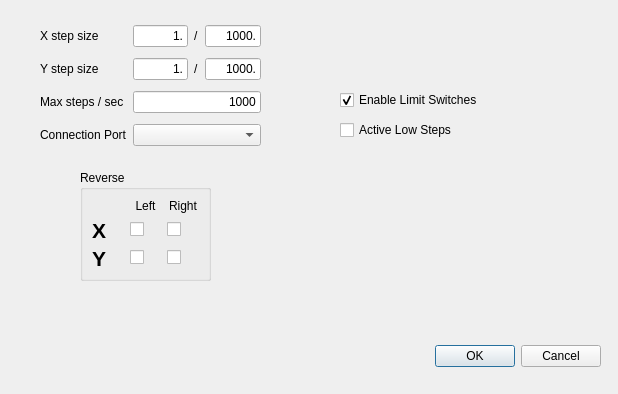
Before: the Qt Designer form gui/setupdialog.ui in mschafer/foamcut, drawn with Qt 5.
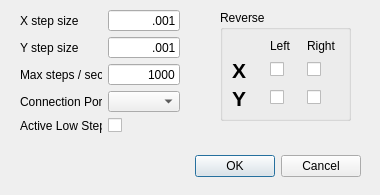
After: the same form once the commit is applied.

```diff
--- a/gui/setupdialog.ui
+++ b/gui/setupdialog.ui
@@ -6,8 +6,8 @@
    <rect>
     <x>0</x>
     <y>0</y>
-    <width>618</width>
-    <height>394</height>
+    <width>380</width>
+    <height>195</height>
    </rect>
   </property>
   <property name="windowTitle">
@@ -16,8 +16,8 @@
   <widget class="QDialogButtonBox" name="dialogButtonBox">
    <property name="geometry">
     <rect>
-     <x>260</x>
-     <y>340</y>
+     <x>20</x>
+     <y>150</y>
      <width>341</width>
      <height>32</height>
     </rect>
@@ -32,8 +32,8 @@
   <widget class="QGroupBox" name="groupBox">
    <property name="geometry">
     <rect>
-     <x>80</x>
-     <y>170</y>
+     <x>220</x>
+     <y>10</y>
      <width>131</width>
      <height>111</height>
     </rect>
@@ -70,23 +70,13 @@
       </property>
      </widget>
     </item>
-    <item row="0" column="1">
-     <widget class="QLabel" name="label_7">
-      <property name="text">
-       <string>Left</string>
-      </property>
-      <property name="alignment">
-       <set>Qt::AlignCenter</set>
-      </property>
-     </widget>
-    </item>
     <item row="0" column="2">
      <widget class="QLabel" name="label_8">
       <property name="text">
        <string>Right</string>
       </property>
       <property name="alignment">
-       <set>Qt::AlignCenter</set>
+       <set>Qt::AlignLeading|Qt::AlignLeft|Qt::AlignVCenter</set>
       </property>
      </widget>
     </item>
@@ -118,89 +108,28 @@
       </property>
      </widget>
     </item>
+    <item row="0" column="1">
+     <widget class="QLabel" name="label_7">
+      <property name="text">
+       <string>Left</string>
+      </property>
+      <property name="alignment">
+       <set>Qt::AlignLeading|Qt::AlignLeft|Qt::AlignVCenter</set>
+      </property>
+     </widget>
+    </item>
    </layout>
   </widget>
-  <widget class="QCheckBox" name="enableLimit_check">
-   <property name="geometry">
-    <rect>
-     <x>340</x>
-     <y>90</y>
-     <width>161</width>
-     <height>20</height>
-    </rect>
-   </property>
-   <property name="text">
-    <string>Enable Limit Switches</string>
-   </property>
-   <property name="checked">
-    <bool>true</bool>
-   </property>
-  </widget>
   <widget class="QWidget" name="gridLayoutWidget">
    <property name="geometry">
     <rect>
-     <x>40</x>
-     <y>20</y>
-     <width>221</width>
-     <height>131</height>
+     <x>20</x>
+     <y>10</y>
+     <width>160</width>
+     <height>123</height>
     </rect>
    </property>
    <layout class="QGridLayout" name="gridLayout_2">
-    <item row="1" column="0">
-     <widget class="QLabel" name="label_2">
-      <property name="text">
-       <string>Y step size</string>
-      </property>
-     </widget>
-    </item>
-    <item row="0" column="3">
-     <widget class="QLineEdit" name="xStepSizeDen_edit">
-      <property name="text">
-       <string>1000.</string>
-      </property>
-      <property name="alignment">
-       <set>Qt::AlignRight|Qt::AlignTrailing|Qt::AlignVCenter</set>
-      </property>
-     </widget>
-    </item>
-    <item row="0" column="2">
-     <widget class="QLabel" name="label_9">
-      <property name="text">
-       <string>/</string>
-      </property>
-     </widget>
-    </item>
-    <item row="1" column="3">
-     <widget class="QLineEdit" name="yStepSizeDen_edit">
-      <property name="text">
-       <string>1000.</string>
-      </property>
-      <property name="alignment">
-       <set>Qt::AlignRight|Qt::AlignTrailing|Qt::AlignVCenter</set>
-      </property>
-     </widget>
-    </item>
-    <item row="0" column="0">
-     <widget class="QLabel" name="label">
-      <property name="text">
-       <string>X step size</string>
-      </property>
-     </widget>
-    </item>
-    <item row="1" column="2">
-     <widget class="QLabel" name="label_10">
-      <property name="text">
-       <string>/</string>
-      </property>
-     </widget>
-    </item>
-    <item row="2" column="0">
-     <widget class="QLabel" name="label_3">
-      <property name="text">
-       <string>Max steps / sec</string>
-      </property>
-     </widget>
-    </item>
     <item row="3" column="0">
      <widget class="QLabel" name="label_4">
       <property name="text">
@@ -211,27 +140,21 @@
     <item row="0" column="1">
      <widget class="QLineEdit" name="xStepSizeNum_edit">
       <property name="text">
-       <string>1.</string>
+       <string>.001</string>
       </property>
       <property name="alignment">
        <set>Qt::AlignRight|Qt::AlignTrailing|Qt::AlignVCenter</set>
       </property>
      </widget>
     </item>
-    <item row="1" column="1">
-     <widget class="QLineEdit" name="yStepSizeNum_edit">
+    <item row="1" column="0">
+     <widget class="QLabel" name="label_2">
       <property name="text">
-       <string>1.</string>
+       <string>Y step size</string>
       </property>
-      <property name="alignment">
-       <set>Qt::AlignRight|Qt::AlignTrailing|Qt::AlignVCenter</set>
-      </property>
      </widget>
     </item>
-    <item row="3" column="1" colspan="3">
-     <widget class="QComboBox" name="port_combo"/>
-    </item>
-    <item row="2" column="1" colspan="3">
+    <item row="2" column="1">
      <widget class="QLineEdit" name="maxStepRate_edit">
       <property name="text">
        <string>1000</string>
@@ -241,24 +164,49 @@
       </property>
      </widget>
     </item>
+    <item row="3" column="1">
+     <widget class="QComboBox" name="port_combo"/>
+    </item>
+    <item row="2" column="0">
+     <widget class="QLabel" name="label_3">
+      <property name="text">
+       <string>Max steps / sec</string>
+      </property>
+     </widget>
+    </item>
+    <item row="0" column="0">
+     <widget class="QLabel" name="label">
+      <property name="text">
+       <string>X step size</string>
+      </property>
+     </widget>
+    </item>
+    <item row="1" column="1">
+     <widget class="QLineEdit" name="yStepSize_edit">
+      <property name="text">
+       <string>.001</string>
+      </property>
+      <property name="alignment">
+       <set>Qt::AlignRight|Qt::AlignTrailing|Qt::AlignVCenter</set>
+      </property>
+     </widget>
+    </item>
+    <item row="4" column="0">
+     <widget class="QLabel" name="label_9">
+      <property name="text">
+       <string>Active Low Steps</string>
+      </property>
+     </widget>
+    </item>
+    <item row="4" column="1">
+     <widget class="QCheckBox" name="activeLowStep_check">
+      <property name="text">
+       <string/>
+      </property>
+     </widget>
+    </item>
    </layout>
   </widget>
-  <widget class="QCheckBox" name="activeLowStep_check">
-   <property name="geometry">
-    <rect>
-     <x>340</x>
-     <y>120</y>
-     <width>161</width>
-     <height>20</height>
-    </rect>
-   </property>
-   <property name="text">
-    <string>Active Low Steps</string>
-   </property>
-   <property name="checked">
-    <bool>false</bool>
-   </property>
-  </widget>
  </widget>
  <resources/>
  <connections>
```
Left out of the diff: 2 changed lines with no effect on the pictures.
